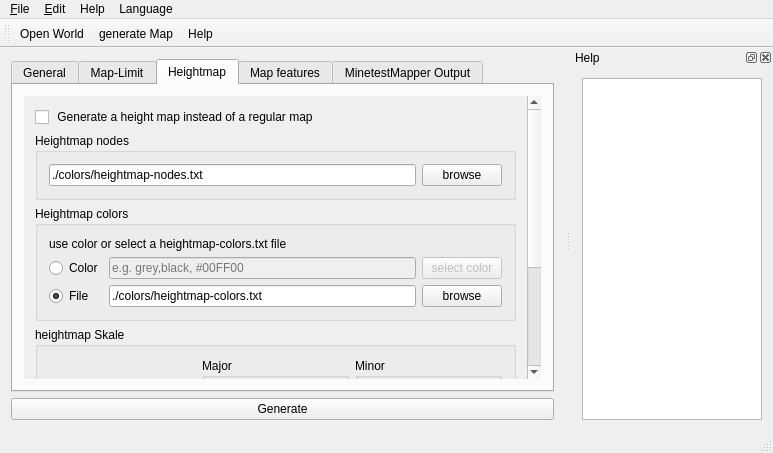
Qt form mainwindow.ui (AirSThib/MinetestMapperGUI) before a commit.
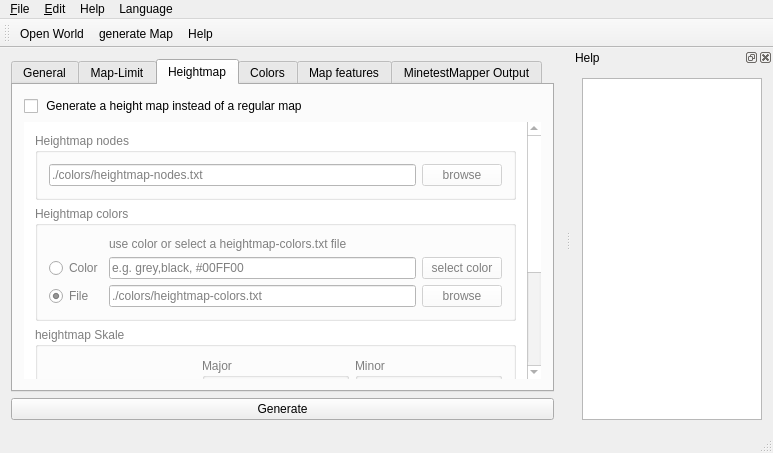
The same form after that commit. The open tabs and pages were chosen to show the change. Icons and pictures are not drawn.

Commit message: added color tab and advanced color config

What changed in the file:
```diff
--- a/mainwindow.ui
+++ b/mainwindow.ui
@@ -307,13 +307,444 @@
         </item>
        </layout>
       </widget>
-      <widget class="QWidget" name="tab_2">
+      <widget class="QWidget" name="tab_heightmap">
+       <property name="styleSheet">
+        <string notr="true"/>
+       </property>
        <attribute name="title">
         <string>Heightmap</string>
        </attribute>
        <layout class="QVBoxLayout" name="verticalLayout_3">
+        <item>
+         <widget class="QCheckBox" name="generateHeightmap">
+          <property name="toolTip">
+           <string>Generate a height map instead of a regular map</string>
+          </property>
+          <property name="text">
+           <string> Generate a height map instead of a regular map</string>
+          </property>
+         </widget>
+        </item>
         <item>
          <widget class="QScrollArea" name="scrollArea">
+          <property name="enabled">
+           <bool>false</bool>
+          </property>
+          <property name="palette">
+           <palette>
+            <active>
+             <colorrole role="WindowText">
+              <brush brushstyle="SolidPattern">
+               <color alpha="255">
+                <red>0</red>
+                <green>0</green>
+                <blue>0</blue>
+               </color>
+              </brush>
+             </colorrole>
+             <colorrole role="Button">
+              <brush brushstyle="SolidPattern">
+               <color alpha="255">
+                <red>255</red>
+                <green>255</green>
+                <blue>255</blue>
+               </color>
+              </brush>
+             </colorrole>
+             <colorrole role="Light">
+              <brush brushstyle="SolidPattern">
+               <color alpha="255">
+                <red>255</red>
+                <green>255</green>
+                <blue>255</blue>
+               </color>
+              </brush>
+             </colorrole>
+             <colorrole role="Midlight">
+              <brush brushstyle="SolidPattern">
+               <color alpha="255">
+                <red>255</red>
+                <green>255</green>
+                <blue>255</blue>
+               </color>
+              </brush>
+             </colorrole>
+             <colorrole role="Dark">
+              <brush brushstyle="SolidPattern">
+               <color alpha="255">
+                <red>127</red>
+                <green>127</green>
+                <blue>127</blue>
+               </color>
+              </brush>
+             </colorrole>
+             <colorrole role="Mid">
+              <brush brushstyle="SolidPattern">
+               <color alpha="255">
+                <red>170</red>
+                <green>170</green>
+                <blue>170</blue>
+               </color>
+              </brush>
+             </colorrole>
+             <colorrole role="Text">
+              <brush brushstyle="SolidPattern">
+               <color alpha="255">
+                <red>0</red>
+                <green>0</green>
+                <blue>0</blue>
+               </color>
+              </brush>
+             </colorrole>
+             <colorrole role="BrightText">
+              <brush brushstyle="SolidPattern">
+               <color alpha="255">
+                <red>255</red>
+                <green>255</green>
+                <blue>255</blue>
+               </color>
+              </brush>
+             </colorrole>
+             <colorrole role="ButtonText">
+              <brush brushstyle="SolidPattern">
+               <color alpha="255">
+                <red>0</red>
+                <green>0</green>
+                <blue>0</blue>
+               </color>
+              </brush>
+             </colorrole>
+             <colorrole role="Base">
+              <brush brushstyle="SolidPattern">
+               <color alpha="255">
+                <red>255</red>
+                <green>255</green>
+                <blue>255</blue>
+               </color>
+              </brush>
+             </colorrole>
+             <colorrole role="Window">
+              <brush brushstyle="SolidPattern">
+               <color alpha="255">
+                <red>255</red>
+                <green>255</green>
+                <blue>255</blue>
+               </color>
+              </brush>
+             </colorrole>
+             <colorrole role="Shadow">
+              <brush brushstyle="SolidPattern">
+               <color alpha="255">
+                <red>0</red>
+                <green>0</green>
+                <blue>0</blue>
+               </color>
+              </brush>
+             </colorrole>
+             <colorrole role="AlternateBase">
+              <brush brushstyle="SolidPattern">
+               <color alpha="255">
+                <red>255</red>
+                <green>255</green>
+                <blue>255</blue>
+               </color>
+              </brush>
+             </colorrole>
+             <colorrole role="ToolTipBase">
+              <brush brushstyle="SolidPattern">
+               <color alpha="255">
+                <red>255</red>
+                <green>255</green>
+                <blue>220</blue>
+               </color>
+              </brush>
+             </colorrole>
+             <colorrole role="ToolTipText">
+              <brush brushstyle="SolidPattern">
+               <color alpha="255">
+                <red>0</red>
+                <green>0</green>
+                <blue>0</blue>
+               </color>
+              </brush>
+             </colorrole>
+            </active>
+            <inactive>
+             <colorrole role="WindowText">
+              <brush brushstyle="SolidPattern">
+               <color alpha="255">
+                <red>0</red>
+                <green>0</green>
+                <blue>0</blue>
+               </color>
+              </brush>
+             </colorrole>
+             <colorrole role="Button">
+              <brush brushstyle="SolidPattern">
+               <color alpha="255">
+                <red>255</red>
+                <green>255</green>
+                <blue>255</blue>
+               </color>
+              </brush>
+             </colorrole>
+             <colorrole role="Light">
+              <brush brushstyle="SolidPattern">
+               <color alpha="255">
+                <red>255</red>
+                <green>255</green>
+                <blue>255</blue>
+               </color>
+              </brush>
+             </colorrole>
+             <colorrole role="Midlight">
+              <brush brushstyle="SolidPattern">
+               <color alpha="255">
+                <red>255</red>
+                <green>255</green>
+                <blue>255</blue>
+               </color>
+              </brush>
+             </colorrole>
+             <colorrole role="Dark">
+              <brush brushstyle="SolidPattern">
+               <color alpha="255">
+                <red>127</red>
+                <green>127</green>
+                <blue>127</blue>
+               </color>
+              </brush>
+             </colorrole>
+             <colorrole role="Mid">
+              <brush brushstyle="SolidPattern">
+               <color alpha="255">
+                <red>170</red>
+                <green>170</green>
+                <blue>170</blue>
+               </color>
+              </brush>
+             </colorrole>
+             <colorrole role="Text">
+              <brush brushstyle="SolidPattern">
+               <color alpha="255">
+                <red>0</red>
+                <green>0</green>
+                <blue>0</blue>
+               </color>
+              </brush>
+             </colorrole>
+             <colorrole role="BrightText">
+              <brush brushstyle="SolidPattern">
+               <color alpha="255">
+                <red>255</red>
+                <green>255</green>
+                <blue>255</blue>
+               </color>
+              </brush>
+             </colorrole>
+             <colorrole role="ButtonText">
+              <brush brushstyle="SolidPattern">
+               <color alpha="255">
+                <red>0</red>
+                <green>0</green>
+                <blue>0</blue>
+               </color>
+              </brush>
+             </colorrole>
+             <colorrole role="Base">
+              <brush brushstyle="SolidPattern">
+               <color alpha="255">
+                <red>255</red>
+                <green>255</green>
+                <blue>255</blue>
+               </color>
+              </brush>
+             </colorrole>
+             <colorrole role="Window">
+              <brush brushstyle="SolidPattern">
+               <color alpha="255">
+                <red>255</red>
+                <green>255</green>
+                <blue>255</blue>
+               </color>
+              </brush>
+             </colorrole>
+             <colorrole role="Shadow">
+              <brush brushstyle="SolidPattern">
+               <color alpha="255">
+                <red>0</red>
+                <green>0</green>
+                <blue>0</blue>
+               </color>
+              </brush>
+             </colorrole>
+             <colorrole role="AlternateBase">
+              <brush brushstyle="SolidPattern">
+               <color alpha="255">
+                <red>255</red>
+                <green>255</green>
+                <blue>255</blue>
+               </color>
+              </brush>
+             </colorrole>
+             <colorrole role="ToolTipBase">
+              <brush brushstyle="SolidPattern">
+               <color alpha="255">
+                <red>255</red>
+                <green>255</green>
+                <blue>220</blue>
+               </color>
+              </brush>
+             </colorrole>
+             <colorrole role="ToolTipText">
+              <brush brushstyle="SolidPattern">
+               <color alpha="255">
+                <red>0</red>
+                <green>0</green>
+                <blue>0</blue>
+               </color>
+              </brush>
+             </colorrole>
+            </inactive>
+            <disabled>
+             <colorrole role="WindowText">
+              <brush brushstyle="SolidPattern">
+               <color alpha="255">
+                <red>127</red>
+                <green>127</green>
+                <blue>127</blue>
+               </color>
+              </brush>
+             </colorrole>
+             <colorrole role="Button">
+              <brush brushstyle="SolidPattern">
+               <color alpha="255">
+                <red>255</red>
+                <green>255</green>
+                <blue>255</blue>
+               </color>
+              </brush>
+             </colorrole>
+             <colorrole role="Light">
+              <brush brushstyle="SolidPattern">
+               <color alpha="255">
+                <red>255</red>
+                <green>255</green>
+                <blue>255</blue>
+               </color>
+              </brush>
+             </colorrole>
+             <colorrole role="Midlight">
+              <brush brushstyle="SolidPattern">
+               <color alpha="255">
+                <red>255</red>
+                <green>255</green>
+                <blue>255</blue>
+               </color>
+              </brush>
+             </colorrole>
+             <colorrole role="Dark">
+              <brush brushstyle="SolidPattern">
+               <color alpha="255">
+                <red>127</red>
+                <green>127</green>
+                <blue>127</blue>
+               </color>
+              </brush>
+             </colorrole>
+             <colorrole role="Mid">
+              <brush brushstyle="SolidPattern">
+               <color alpha="255">
+                <red>170</red>
+                <green>170</green>
+                <blue>170</blue>
+               </color>
+              </brush>
+             </colorrole>
+             <colorrole role="Text">
+              <brush brushstyle="SolidPattern">
+               <color alpha="255">
+                <red>127</red>
+                <green>127</green>
+                <blue>127</blue>
+               </color>
+              </brush>
+             </colorrole>
+             <colorrole role="BrightText">
+              <brush brushstyle="SolidPattern">
+               <color alpha="255">
+                <red>255</red>
+                <green>255</green>
+                <blue>255</blue>
+               </color>
+              </brush>
+             </colorrole>
+             <colorrole role="ButtonText">
+              <brush brushstyle="SolidPattern">
+               <color alpha="255">
+                <red>127</red>
+                <green>127</green>
+                <blue>127</blue>
+               </color>
+              </brush>
+             </colorrole>
+             <colorrole role="Base">
+              <brush brushstyle="SolidPattern">
+               <color alpha="255">
+                <red>255</red>
+                <green>255</green>
+                <blue>255</blue>
+               </color>
+              </brush>
+             </colorrole>
+             <colorrole role="Window">
+              <brush brushstyle="SolidPattern">
+               <color alpha="255">
+                <red>255</red>
+                <green>255</green>
+                <blue>255</blue>
+               </color>
+              </brush>
+             </colorrole>
+             <colorrole role="Shadow">
+              <brush brushstyle="SolidPattern">
+               <color alpha="255">
+                <red>0</red>
+                <green>0</green>
+                <blue>0</blue>
+               </color>
+              </brush>
+             </colorrole>
+             <colorrole role="AlternateBase">
+              <brush brushstyle="SolidPattern">
+               <color alpha="255">
+                <red>255</red>
+                <green>255</green>
+                <blue>255</blue>
+               </color>
+              </brush>
+             </colorrole>
+             <colorrole role="ToolTipBase">
+              <brush brushstyle="SolidPattern">
+               <color alpha="255">
+                <red>255</red>
+                <green>255</green>
+                <blue>220</blue>
+               </color>
+              </brush>
+             </colorrole>
+             <colorrole role="ToolTipText">
+              <brush brushstyle="SolidPattern">
+               <color alpha="255">
+                <red>0</red>
+                <green>0</green>
+                <blue>0</blue>
+               </color>
+              </brush>
+             </colorrole>
+            </disabled>
+           </palette>
+          </property>
           <property name="autoFillBackground">
            <bool>true</bool>
           </property>
@@ -332,20 +763,10 @@
              <x>0</x>
              <y>0</y>
              <width>502</width>
-             <height>390</height>
+             <height>368</height>
             </rect>
            </property>
            <layout class="QVBoxLayout" name="verticalLayout_6">
-            <item>
-             <widget class="QCheckBox" name="generateHeightmap">
-              <property name="toolTip">
-               <string>Generate a height map instead of a regular map</string>
-              </property>
-              <property name="text">
-               <string> Generate a height map instead of a regular map</string>
-              </property>
-             </widget>
-            </item>
             <item>
              <widget class="QGroupBox" name="groupBox_5">
               <property name="title">
@@ -378,71 +799,7 @@
                <string>Heightmap colors</string>
               </property>
               <layout class="QGridLayout" name="gridLayout_3">
-               <item row="2" column="2">
-                <widget class="QPushButton" name="browse_HeightmapColors">
-                 <property name="sizePolicy">
-                  <sizepolicy hsizetype="Fixed" vsizetype="Fixed">
-                   <horstretch>0</horstretch>
-                   <verstretch>0</verstretch>
-                  </sizepolicy>
-                 </property>
-                 <property name="statusTip">
-                  <string>Specify the color definition file for the height map</string>
-                 </property>
-                 <property name="text">
-                  <string>browse</string>
-                 </property>
-                </widget>
-               </item>
-               <item row="2" column="1">
-                <widget class="QLineEdit" name="path_HeightmapColors">
-                 <property name="sizePolicy">
-                  <sizepolicy hsizetype="Expanding" vsizetype="Fixed">
-                   <horstretch>0</horstretch>
-                   <verstretch>0</verstretch>
-                  </sizepolicy>
-                 </property>
-                 <property name="statusTip">
-                  <string>Specify the color definition file for the height map</string>
-                 </property>
-                 <property name="text">
-                  <string notr="true">./colors/heightmap-colors.txt</string>
-                 </property>
-                 <property name="placeholderText">
-                  <string>heightmap-colors.txt</string>
-                 </property>
-                </widget>
-               </item>
-               <item row="1" column="1">
-                <widget class="QLineEdit" name="colorHeightmap">
-                 <property name="enabled">
-                  <bool>false</bool>
-                 </property>
-                 <property name="whatsThis">
-                  <string>a monochrome map is generated in shades of that color, ranging from black at depth -128 to the given color at height 127.</string>
-                 </property>
-                 <property name="text">
-                  <string notr="true"/>
-                 </property>
-                 <property name="placeholderText">
-                  <string>e.g. grey,black, #00FF00</string>
-                 </property>
-                </widget>
-               </item>
-               <item row="1" column="2">
-                <widget class="QPushButton" name="pushButton">
-                 <property name="enabled">
-                  <bool>false</bool>
-                 </property>
-                 <property name="text">
-                  <string>select color</string>
-                 </property>
-                 <property name="checkable">
-                  <bool>false</bool>
-                 </property>
-                </widget>
-               </item>
-               <item row="1" column="0">
+               <item row="2" column="0">
                 <widget class="QRadioButton" name="radioButton_heightmapColor">
                  <property name="statusTip">
                   <string>If a color is given, a monochrome map is generated in shades of that color, ranging from black at depth -128 to the given color at height 127.</string>
@@ -452,7 +809,7 @@
                  </property>
                 </widget>
                </item>
-               <item row="2" column="0">
+               <item row="3" column="0">
                 <widget class="QRadioButton" name="radioButton_heightmapFile">
                  <property name="statusTip">
                   <string>If no color is specified, minetestmapper will use a colors file to determine which colors to use at which height level.</string>
@@ -465,7 +822,75 @@
                  </property>
                 </widget>
                </item>
-               <item row="0" column="0" colspan="3">
+               <item row="2" column="1">
+                <widget class="QLineEdit" name="colorHeightmap">
+                 <property name="enabled">
+                  <bool>false</bool>
+                 </property>
+                 <property name="whatsThis">
+                  <string>a monochrome map is generated in shades of that color, ranging from black at depth -128 to the given color at height 127.</string>
+                 </property>
+                 <property name="text">
+                  <string notr="true"/>
+                 </property>
+                 <property name="placeholderText">
+                  <string>e.g. grey,black, #00FF00</string>
+                 </property>
+                </widget>
+               </item>
+               <item row="2" column="2">
+                <widget class="QPushButton" name="pushButton">
+                 <property name="enabled">
+                  <bool>false</bool>
+                 </property>
+                 <property name="text">
+                  <string>select color</string>
+                 </property>
+                 <property name="icon">
+                  <iconset resource="minetestmappergui.qrc">
+                   <normaloff>:/color</normaloff>:/color</iconset>
+                 </property>
+                 <property name="checkable">
+                  <bool>false</bool>
+                 </property>
+                </widget>
+               </item>
+               <item row="3" column="2">
+                <widget class="QPushButton" name="browse_HeightmapColors">
+                 <property name="sizePolicy">
+                  <sizepolicy hsizetype="Fixed" vsizetype="Fixed">
+                   <horstretch>0</horstretch>
+                   <verstretch>0</verstretch>
+                  </sizepolicy>
+                 </property>
+                 <property name="statusTip">
+                  <string>Specify the color definition file for the height map</string>
+                 </property>
+                 <property name="text">
+                  <string>browse</string>
+                 </property>
+                </widget>
+               </item>
+               <item row="3" column="1">
+                <widget class="QLineEdit" name="path_HeightmapColors">
+                 <property name="sizePolicy">
+                  <sizepolicy hsizetype="Expanding" vsizetype="Fixed">
+                   <horstretch>0</horstretch>
+                   <verstretch>0</verstretch>
+                  </sizepolicy>
+                 </property>
+                 <property name="statusTip">
+                  <string>Specify the color definition file for the height map</string>
+                 </property>
+                 <property name="text">
+                  <string notr="true">./colors/heightmap-colors.txt</string>
+                 </property>
+                 <property name="placeholderText">
+                  <string>heightmap-colors.txt</string>
+                 </property>
+                </widget>
+               </item>
+               <item row="1" column="1">
                 <widget class="QLabel" name="label_4">
                  <property name="text">
                   <string>use color or select a heightmap-colors.txt file</string>
@@ -594,7 +1019,225 @@
         </item>
        </layout>
       </widget>
-      <widget class="QWidget" name="tab_6">
+      <widget class="QWidget" name="tab_colors">
+       <attribute name="title">
+        <string>Colors</string>
+       </attribute>
+       <layout class="QGridLayout" name="gridLayout_7">
+        <item row="6" column="0">
+         <widget class="QLabel" name="label_19">
+          <property name="text">
+           <string>tilebordercolor</string>
+          </property>
+         </widget>
+        </item>
+        <item row="1" column="1">
+         <widget class="QLineEdit" name="bgcolor">
+          <property name="statusTip">
+           <string>Specify the background color for the image</string>
+          </property>
+          <property name="autoFillBackground">
+           <bool>true</bool>
+          </property>
+          <property name="text">
+           <string notr="true">white</string>
+          </property>
+         </widget>
+        </item>
+        <item row="1" column="0">
+         <widget class="QLabel" name="label_14">
+          <property name="text">
+           <string>bgcolor</string>
+          </property>
+         </widget>
+        </item>
+        <item row="0" column="1">
+         <widget class="QLineEdit" name="lineEdit_4">
+          <property name="enabled">
+           <bool>false</bool>
+          </property>
+          <property name="text">
+           <string notr="true">./colors/colors.txt</string>
+          </property>
+         </widget>
+        </item>
+        <item row="5" column="0">
+         <widget class="QLabel" name="label_18">
+          <property name="text">
+           <string>playercolor</string>
+          </property>
+         </widget>
+        </item>
+        <item row="2" column="1">
+         <widget class="QLineEdit" name="blockcolor">
+          <property name="statusTip">
+           <string>Specify the color for empty mapblocks</string>
+          </property>
+          <property name="text">
+           <string notr="true">#ffffcc</string>
+          </property>
+         </widget>
+        </item>
+        <item row="2" column="0">
+         <widget class="QLabel" name="label_15">
+          <property name="text">
+           <string>blockcolor</string>
+          </property>
+         </widget>
+        </item>
+        <item row="4" column="0">
+         <widget class="QLabel" name="label_17">
+          <property name="text">
+           <string>origincolor</string>
+          </property>
+         </widget>
+        </item>
+        <item row="3" column="0">
+         <widget class="QLabel" name="label_16">
+          <property name="text">
+           <string>scalecolor</string>
+          </property>
+         </widget>
+        </item>
+        <item row="0" column="0">
+         <widget class="QLabel" name="label_13">
+          <property name="text">
+           <string>Colors.txt:</string>
+          </property>
+         </widget>
+        </item>
+        <item row="7" column="0">
+         <spacer name="verticalSpacer_4">
+          <property name="orientation">
+           <enum>Qt::Vertical</enum>
+          </property>
+          <property name="sizeHint" stdset="0">
+           <size>
+            <width>20</width>
+            <height>40</height>
+           </size>
+          </property>
+         </spacer>
+        </item>
+        <item row="6" column="2">
+         <widget class="QPushButton" name="selectTileBorderColor">
+          <property name="text">
+           <string>select color</string>
+          </property>
+          <property name="icon">
+           <iconset resource="minetestmappergui.qrc">
+            <normaloff>:/color</normaloff>:/color</iconset>
+          </property>
+         </widget>
+        </item>
+        <item row="5" column="2">
+         <widget class="QPushButton" name="selectPlayerColor">
+          <property name="text">
+           <string>select color</string>
+          </property>
+          <property name="icon">
+           <iconset resource="minetestmappergui.qrc">
+            <normaloff>:/color</normaloff>:/color</iconset>
+          </property>
+         </widget>
+        </item>
+        <item row="4" column="2">
+         <widget class="QPushButton" name="selectOriginColor">
+          <property name="text">
+           <string>select color</string>
+          </property>
+          <property name="icon">
+           <iconset resource="minetestmappergui.qrc">
+            <normaloff>:/color</normaloff>:/color</iconset>
+          </property>
+         </widget>
+        </item>
+        <item row="3" column="2">
+         <widget class="QPushButton" name="selectScaleColor">
+          <property name="text">
+           <string>select color</string>
+          </property>
+          <property name="icon">
+           <iconset resource="minetestmappergui.qrc">
+            <normaloff>:/color</normaloff>:/color</iconset>
+          </property>
+         </widget>
+        </item>
+        <item row="2" column="2">
+         <widget class="QPushButton" name="selectBlockColor">
+          <property name="text">
+           <string>select color</string>
+          </property>
+          <property name="icon">
+           <iconset resource="minetestmappergui.qrc">
+            <normaloff>:/color</normaloff>:/color</iconset>
+          </property>
+         </widget>
+        </item>
+        <item row="1" column="2">
+         <widget class="QPushButton" name="selectBgColor">
+          <property name="text">
+           <string>select color</string>
+          </property>
+          <property name="icon">
+           <iconset resource="minetestmappergui.qrc">
+            <normaloff>:/color</normaloff>:/color</iconset>
+          </property>
+         </widget>
+        </item>
+        <item row="0" column="2">
+         <widget class="QPushButton" name="pushButton_2">
+          <property name="enabled">
+           <bool>false</bool>
+          </property>
+          <property name="text">
+           <string>browse</string>
+          </property>
+         </widget>
+        </item>
+        <item row="6" column="1">
+         <widget class="QLineEdit" name="tilebordercolor">
+          <property name="statusTip">
+           <string>Specify the color for drawing tile borders</string>
+          </property>
+          <property name="text">
+           <string notr="true">black</string>
+          </property>
+         </widget>
+        </item>
+        <item row="5" column="1">
+         <widget class="QLineEdit" name="playercolor">
+          <property name="statusTip">
+           <string>Specify the color for drawing player locations</string>
+          </property>
+          <property name="text">
+           <string notr="true">yellow</string>
+          </property>
+         </widget>
+        </item>
+        <item row="4" column="1">
+         <widget class="QLineEdit" name="origincolor">
+          <property name="statusTip">
+           <string> Specify the color for drawing the map origin (0,0)</string>
+          </property>
+          <property name="text">
+           <string notr="true">red</string>
+          </property>
+         </widget>
+        </item>
+        <item row="3" column="1">
+         <widget class="QLineEdit" name="scalecolor">
+          <property name="statusTip">
+           <string> Specify the color for text in the scales on the side</string>
+          </property>
+          <property name="text">
+           <string notr="true">black</string>
+          </property>
+         </widget>
+        </item>
+       </layout>
+      </widget>
+      <widget class="QWidget" name="tab_features">
        <attribute name="title">
         <string>Map features</string>
        </attribute>
```
Left out of the diff: 56 changed lines with no effect on the pictures. The commit also changes 4 other files.
